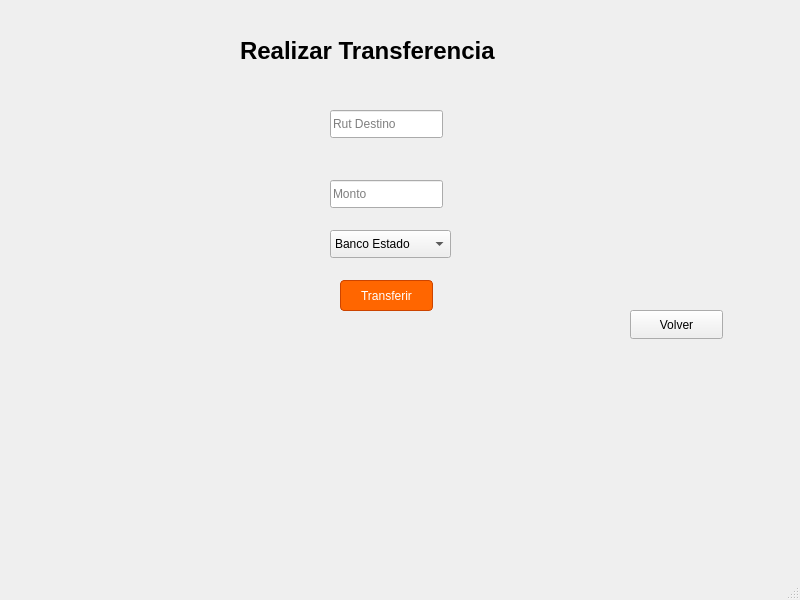
Qt form Segundo_anio/Segundo_semestre/QT_GUI/BancoEstado/ventanaoperacion.ui (DiegoAbdiasSaldanaFuentes/Ejercisios-Universidad) before a commit.
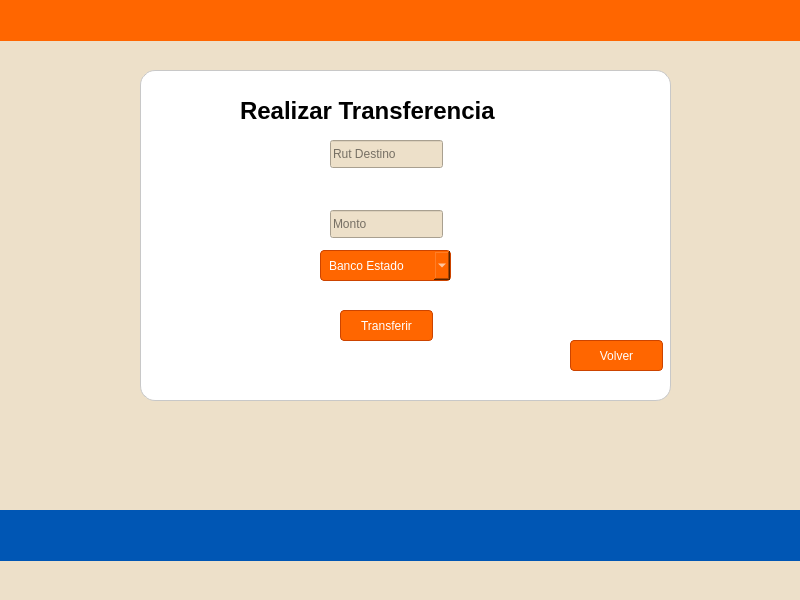
The same form after that commit.

```diff
--- a/Segundo_anio/Segundo_semestre/QT_GUI/BancoEstado/ventanaoperacion.ui
+++ b/Segundo_anio/Segundo_semestre/QT_GUI/BancoEstado/ventanaoperacion.ui
@@ -14,14 +14,15 @@
    <string>MainWindow</string>
   </property>
   <property name="styleSheet">
-   <string notr="true"/>
+   <string notr="true">background: #ede0c9;
+</string>
   </property>
   <widget class="QWidget" name="centralwidget">
    <widget class="QLabel" name="label">
     <property name="geometry">
      <rect>
       <x>240</x>
-      <y>30</y>
+      <y>90</y>
       <width>311</width>
       <height>41</height>
      </rect>
@@ -32,6 +33,15 @@
       <bold>true</bold>
      </font>
     </property>
+    <property name="styleSheet">
+     <string notr="true">background-color: transparent; 
+color: rgb(0, 0, 0)
+    
+  
+  
+
+</string>
+    </property>
     <property name="text">
      <string>Realizar Transferencia</string>
     </property>
@@ -40,7 +50,7 @@
     <property name="geometry">
      <rect>
       <x>330</x>
-      <y>110</y>
+      <y>140</y>
       <width>113</width>
       <height>28</height>
      </rect>
@@ -56,7 +66,7 @@
     <property name="geometry">
      <rect>
       <x>330</x>
-      <y>180</y>
+      <y>210</y>
       <width>113</width>
       <height>28</height>
      </rect>
@@ -68,12 +78,21 @@
    <widget class="QComboBox" name="cmbBanco">
     <property name="geometry">
      <rect>
-      <x>330</x>
-      <y>230</y>
-      <width>121</width>
-      <height>28</height>
+      <x>320</x>
+      <y>250</y>
+      <width>131</width>
+      <height>31</height>
      </rect>
     </property>
+    <property name="styleSheet">
+     <string notr="true">
+    background-color: #FF6600; /* Naranja Banco */
+    color: white;              /* Letra Blanca */
+    border: 1px solid #CC4400;
+    padding: 8px;
+    border-radius: 4px;
+</string>
+    </property>
     <item>
      <property name="text">
       <string>Banco Estado</string>
@@ -94,7 +113,7 @@
     <property name="geometry">
      <rect>
       <x>340</x>
-      <y>280</y>
+      <y>310</y>
       <width>93</width>
       <height>31</height>
      </rect>
@@ -115,16 +134,90 @@
    <widget class="QPushButton" name="btnVolver">
     <property name="geometry">
      <rect>
-      <x>630</x>
-      <y>310</y>
+      <x>570</x>
+      <y>340</y>
       <width>93</width>
-      <height>29</height>
+      <height>31</height>
      </rect>
     </property>
+    <property name="styleSheet">
+     <string notr="true">
+    background-color: #FF6600; /* Naranja Banco */
+    color: white;              /* Letra Blanca */
+    border: 1px solid #CC4400;
+    padding: 8px;
+    border-radius: 4px;
+</string>
+    </property>
     <property name="text">
      <string>Volver</string>
     </property>
    </widget>
+   <widget class="QLabel" name="label_2">
+    <property name="geometry">
+     <rect>
+      <x>-10</x>
+      <y>0</y>
+      <width>831</width>
+      <height>41</height>
+     </rect>
+    </property>
+    <property name="styleSheet">
+     <string notr="true">background-color: #FF6600;</string>
+    </property>
+    <property name="text">
+     <string/>
+    </property>
+   </widget>
+   <widget class="QLabel" name="decoracion2">
+    <property name="geometry">
+     <rect>
+      <x>-10</x>
+      <y>510</y>
+      <width>831</width>
+      <height>51</height>
+     </rect>
+    </property>
+    <property name="styleSheet">
+     <string notr="true">background-color: #0056b4;</string>
+    </property>
+    <property name="text">
+     <string/>
+    </property>
+   </widget>
+   <widget class="QLabel" name="decoracion3">
+    <property name="geometry">
+     <rect>
+      <x>140</x>
+      <y>70</y>
+      <width>531</width>
+      <height>331</height>
+     </rect>
+    </property>
+    <property name="styleSheet">
+     <string notr="true">/* Estilo para la &quot;tarjeta&quot; contenedora (QFrame) */
+QFrame {
+    background-color: #FFFFFF; 
+    
+    /* PROPIEDAD PARA EL REDONDEO */
+    border-radius: 15px; 
+    
+    border: 1px solid #c8c8c8; 
+}</string>
+    </property>
+    <property name="text">
+     <string/>
+    </property>
+   </widget>
+   <zorder>decoracion3</zorder>
+   <zorder>label_2</zorder>
+   <zorder>label</zorder>
+   <zorder>txtDestino</zorder>
+   <zorder>txtMonto</zorder>
+   <zorder>cmbBanco</zorder>
+   <zorder>btnAccion</zorder>
+   <zorder>btnVolver</zorder>
+   <zorder>decoracion2</zorder>
   </widget>
   <widget class="QMenuBar" name="menubar">
    <property name="geometry">
```
